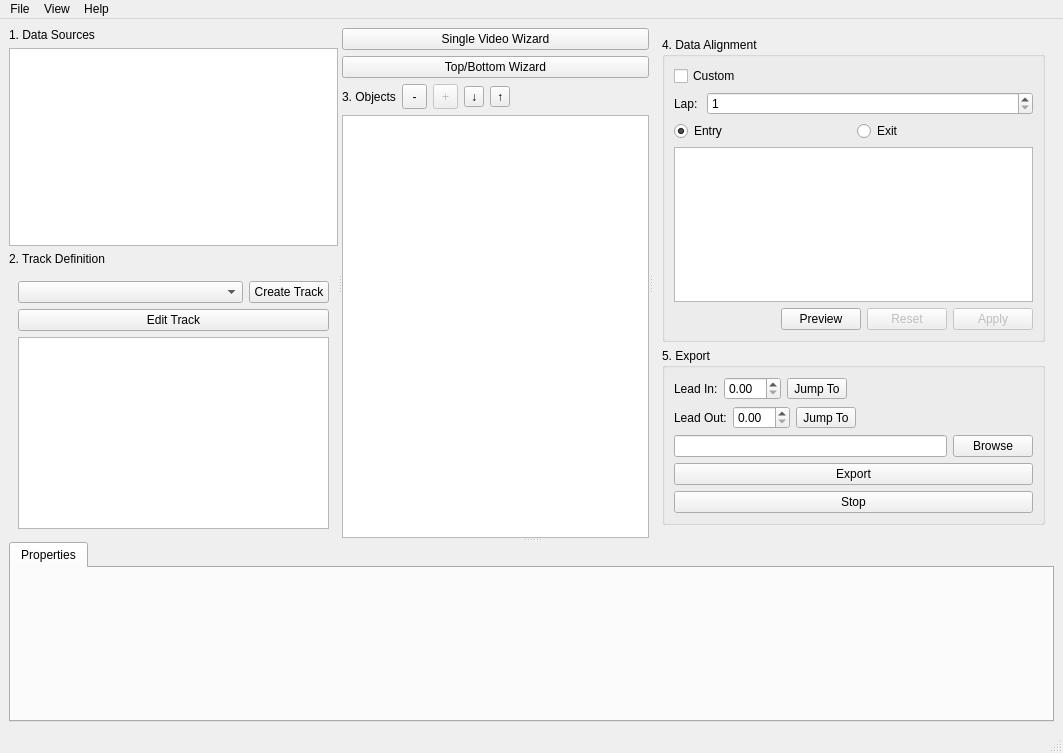
hankedan000/gopro-overlay, file apps/gui/widgets/projectwindow.ui: the form before one commit.
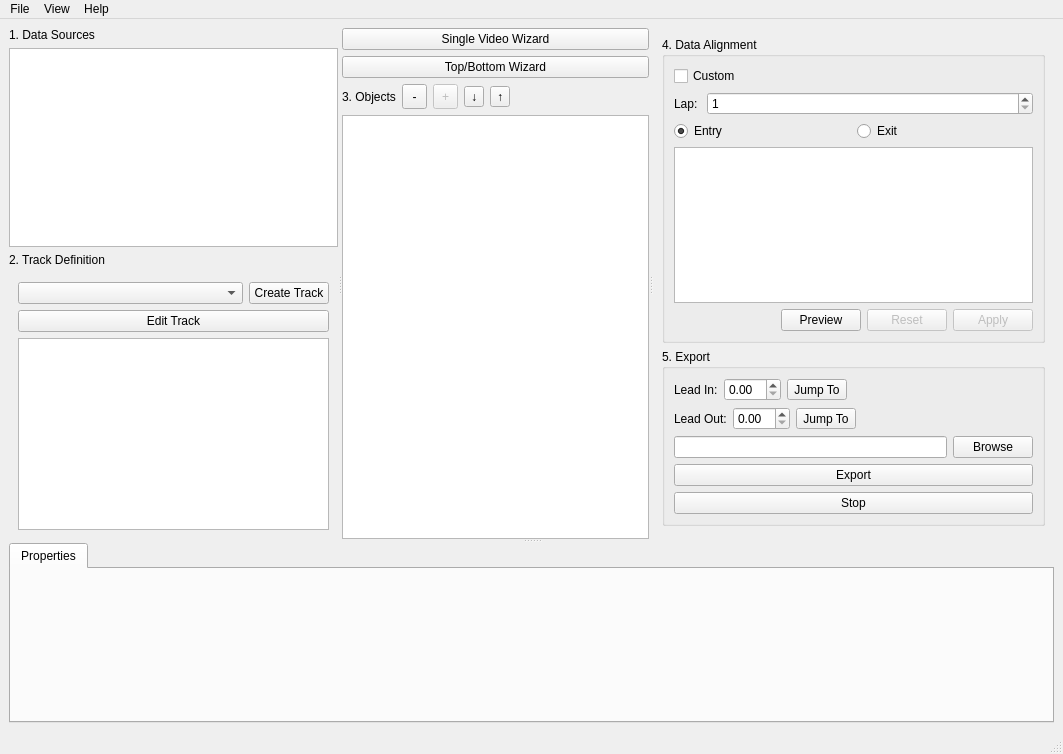
The form after the commit.

Commit message: adds shortcuts to ProjectApp menu items (resolves #25)

Diff of the .ui file:
```diff
--- a/apps/gui/widgets/projectwindow.ui
+++ b/apps/gui/widgets/projectwindow.ui
@@ -7,7 +7,7 @@
     <x>0</x>
     <y>0</y>
     <width>1063</width>
-    <height>753</height>
+    <height>754</height>
    </rect>
   </property>
   <property name="windowTitle">
```
Left out of the diff: 17 changed lines with no effect on the pictures.
